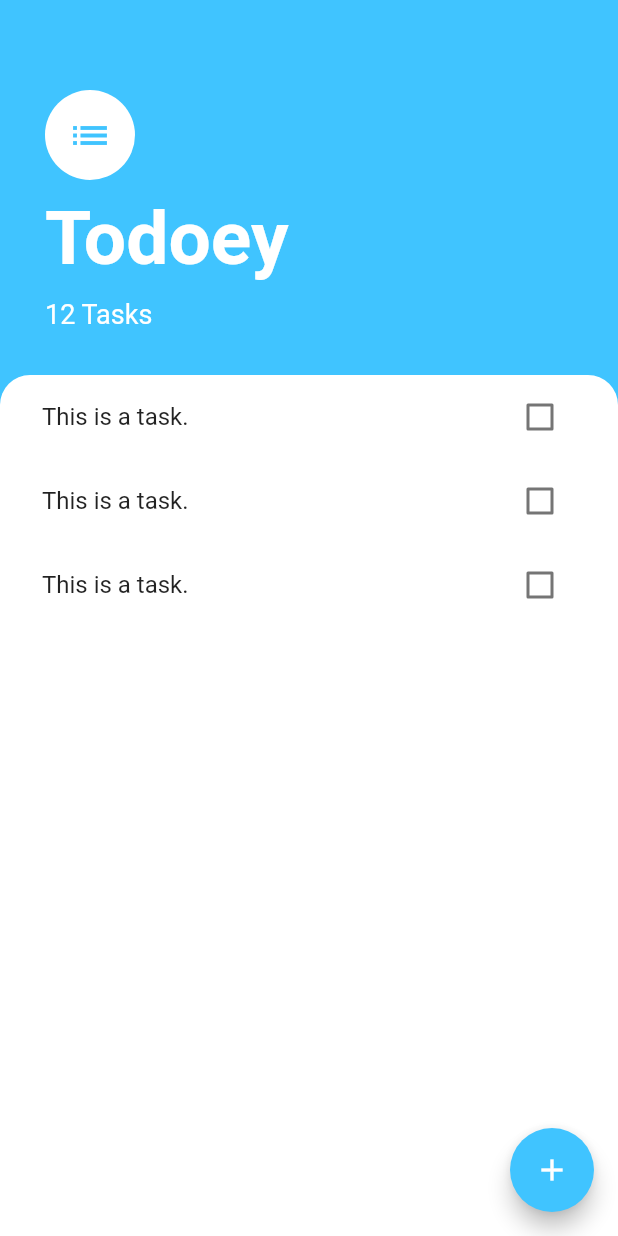
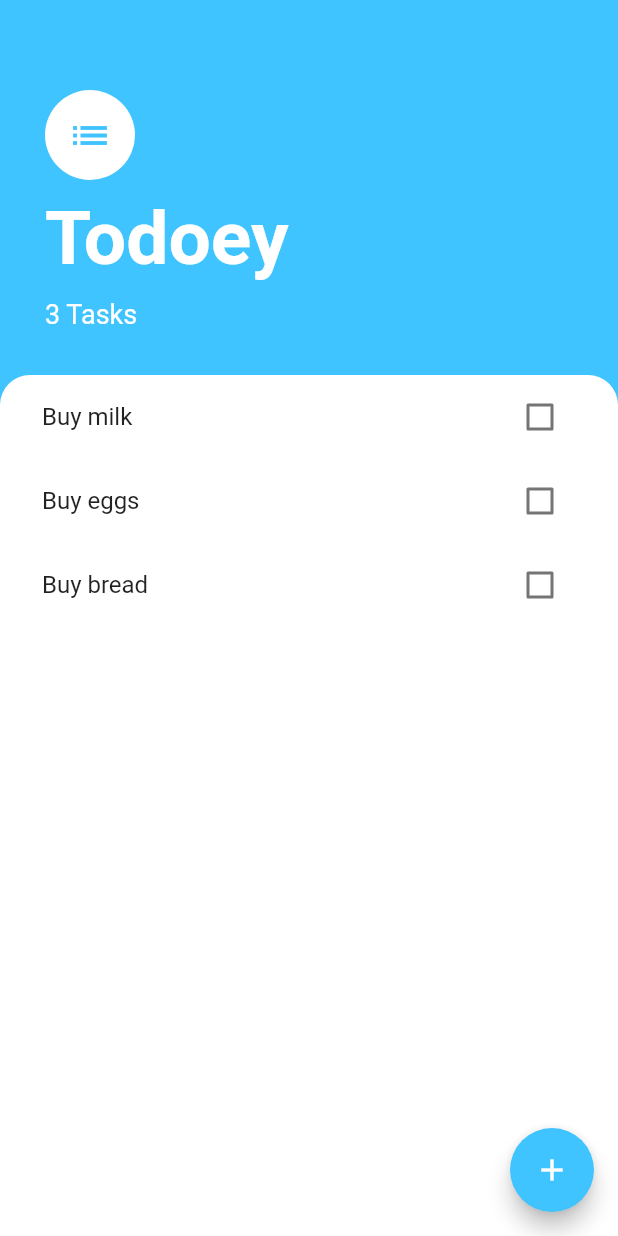
Before and after one commit to LHHan/bootcamp_todoey, a Flutter app: the screen it shows after launch, on a phone screen of 412 x 824 dp. Run offline on Flutter 3.47's test engine with Material 2 defaults, Android fonts, the phone set to English and light mode, and no system bars.

Commit message:
Lifting State Up

```diff
--- /dev/null
+++ b/lib/models/task.dart
@@ -0,0 +1,10 @@
+class Task {
+  final String name;
+  bool isDone;
+
+  Task({required this.name, this.isDone = false});
+
+  void toggleDone() {
+    isDone = !isDone;
+  }
+}
--- a/lib/screens/add_task_screen.dart
+++ b/lib/screens/add_task_screen.dart
@@ -1,8 +1,14 @@
 import 'package:flutter/material.dart';
 
 class AddTaskScreen extends StatelessWidget {
+  final Function(String) addTaskCallback;
+
+  AddTaskScreen({required this.addTaskCallback});
+
   @override
   Widget build(BuildContext context) {
+    String newTaskTitle = '';
+
     return Container(
       color: Color(0xFF757575),
       child: Container(
@@ -31,12 +37,17 @@
             TextField(
               autofocus: true,
               textAlign: TextAlign.center,
+              onChanged: (newText) {
+                newTaskTitle = newText;
+              },
             ),
             SizedBox(
               height: 30.0,
             ),
             ElevatedButton(
-              onPressed: () {},
+              onPressed: () {
+                addTaskCallback(newTaskTitle);
+              },
               child: Container(
                 child: Center(
                   child: Text('Add'),
--- a/lib/screens/task_screen.dart
+++ b/lib/screens/task_screen.dart
@@ -1,15 +1,20 @@
+import 'package:bootcamp_todoey/models/task.dart';
 import 'package:bootcamp_todoey/screens/add_task_screen.dart';
 import 'package:bootcamp_todoey/widgets/tasks_list.dart';
 import 'package:flutter/material.dart';
 
 class TaskScreen extends StatefulWidget {
-  const TaskScreen({Key? key}) : super(key: key);
-
   @override
   _TaskScreenState createState() => _TaskScreenState();
 }
 
 class _TaskScreenState extends State<TaskScreen> {
+  List<Task> tasks = [
+    Task(name: 'Buy milk'),
+    Task(name: 'Buy eggs'),
+    Task(name: 'Buy bread'),
+  ];
+
   @override
   Widget build(BuildContext context) {
     return Scaffold(
@@ -24,7 +29,16 @@
                 padding: EdgeInsets.only(
                   bottom: MediaQuery.of(context).viewInsets.bottom,
                 ),
-                child: AddTaskScreen(),
+                child: AddTaskScreen(
+                  addTaskCallback: (newTaskTitle) {
+                    setState(() {
+                      tasks.add(
+                        Task(name: newTaskTitle),
+                      );
+                    });
+                    Navigator.pop(context);
+                  },
+                ),
               ),
             ),
           );
@@ -67,7 +81,7 @@
                   height: 10.0,
                 ),
                 Text(
-                  '12 Tasks',
+                  '${tasks.length} Tasks',
                   style: TextStyle(
                     color: Colors.white,
                     fontSize: 18.0,
@@ -86,7 +100,9 @@
                   topRight: Radius.circular(20.0),
                 ),
               ),
-              child: TasksList(),
+              child: TasksList(
+                tasks: tasks,
+              ),
             ),
           ),
         ],
--- a/lib/widgets/task_tile.dart
+++ b/lib/widgets/task_tile.dart
@@ -1,46 +1,30 @@
 import 'package:flutter/material.dart';
 
-class TaskTile extends StatefulWidget {
-  @override
-  _TaskTileState createState() => _TaskTileState();
-}
+class TaskTile extends StatelessWidget {
+  final bool isChecked;
+  final String taskTitle;
+  final Function(bool?) checkboxCallback;
 
-class _TaskTileState extends State<TaskTile> {
-  bool isChecked = false;
+  TaskTile({
+    required this.taskTitle,
+    required this.isChecked,
+    required this.checkboxCallback,
+  });
 
   @override
   Widget build(BuildContext context) {
     return ListTile(
       title: Text(
-        'This is a task.',
+        taskTitle,
         style: TextStyle(
           decoration: isChecked ? TextDecoration.lineThrough : null,
         ),
       ),
-      trailing: TaskCheckbox(
-          checkboxState: isChecked,
-          toggleCheckboxState: (bool? checkboxState) {
-            setState(() {
-              isChecked = checkboxState!;
-            });
-          }),
+      trailing: Checkbox(
+        activeColor: Colors.lightBlueAccent,
+        value: isChecked,
+        onChanged: checkboxCallback,
+      ),
     );
   }
 }
-
-class TaskCheckbox extends StatelessWidget {
-  final bool checkboxState;
-  final Function(bool?) toggleCheckboxState;
-
-  TaskCheckbox(
-      {required this.checkboxState, required this.toggleCheckboxState});
-
-  @override
-  Widget build(BuildContext context) {
-    return Checkbox(
-      value: checkboxState,
-      activeColor: Colors.lightBlueAccent,
-      onChanged: toggleCheckboxState,
-    );
-  }
-}
--- a/lib/widgets/tasks_list.dart
+++ b/lib/widgets/tasks_list.dart
@@ -1,15 +1,31 @@
+import 'package:bootcamp_todoey/models/task.dart';
 import 'package:bootcamp_todoey/widgets/task_tile.dart';
 import 'package:flutter/material.dart';
 
-class TasksList extends StatelessWidget {
+class TasksList extends StatefulWidget {
+  final List<Task> tasks;
+
+  TasksList({required this.tasks});
+
+  @override
+  _TasksListState createState() => _TasksListState();
+}
+
+class _TasksListState extends State<TasksList> {
   @override
   Widget build(BuildContext context) {
-    return ListView(
-      children: [
-        TaskTile(),
-        TaskTile(),
-        TaskTile(),
-      ],
-    );
+    return ListView.builder(
+        itemCount: widget.tasks.length,
+        itemBuilder: (context, index) {
+          return TaskTile(
+            taskTitle: widget.tasks[index].name,
+            isChecked: widget.tasks[index].isDone,
+            checkboxCallback: (checkboxState) {
+              setState(() {
+                widget.tasks[index].toggleDone();
+              });
+            },
+          );
+        });
   }
 }
```
